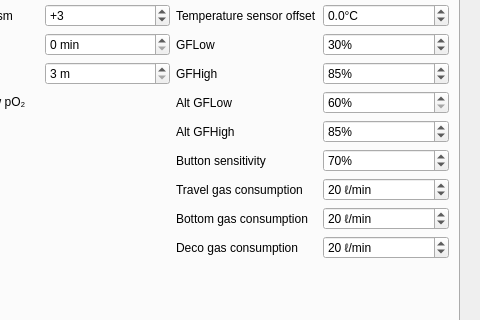
Before: the Qt Designer form desktop-widgets/configuredivecomputerdialog.ui in subsurface/subsurface, drawn with Qt 5; both pictures show x 362 to 842 and y 184 to 504 of the 842 by 614 pixel window.
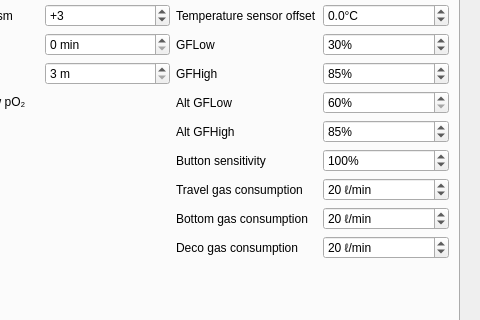
After: the same form once the commit is applied. The open tabs and pages were chosen to show the change. Icons and pictures are not drawn.

Commit message: Configure ostc4: Correct button sensitivity range

Diff of the .ui file:
```diff
--- a/desktop-widgets/configuredivecomputerdialog.ui
+++ b/desktop-widgets/configuredivecomputerdialog.ui
@@ -3274,13 +3274,13 @@
                <string>%</string>
               </property>
               <property name="minimum">
-               <number>50</number>
+               <number>70</number>
               </property>
               <property name="maximum">
-               <number>100</number>
+               <number>110</number>
               </property>
               <property name="value">
-               <number>70</number>
+               <number>100</number>
               </property>
              </widget>
             </item>
```
